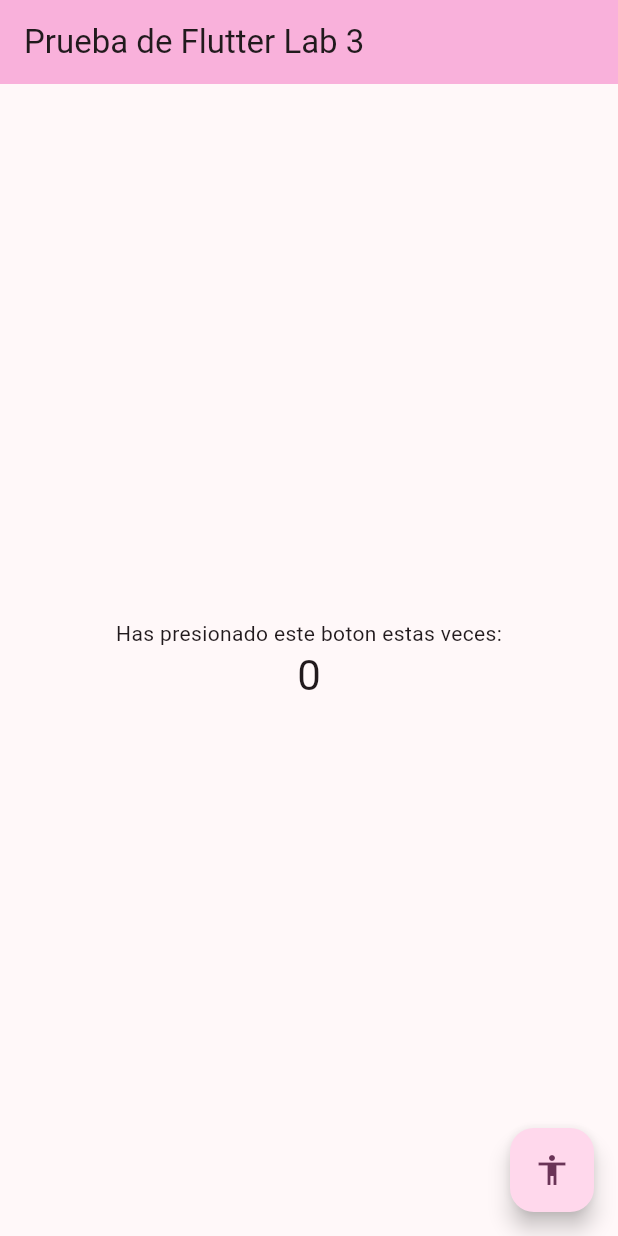
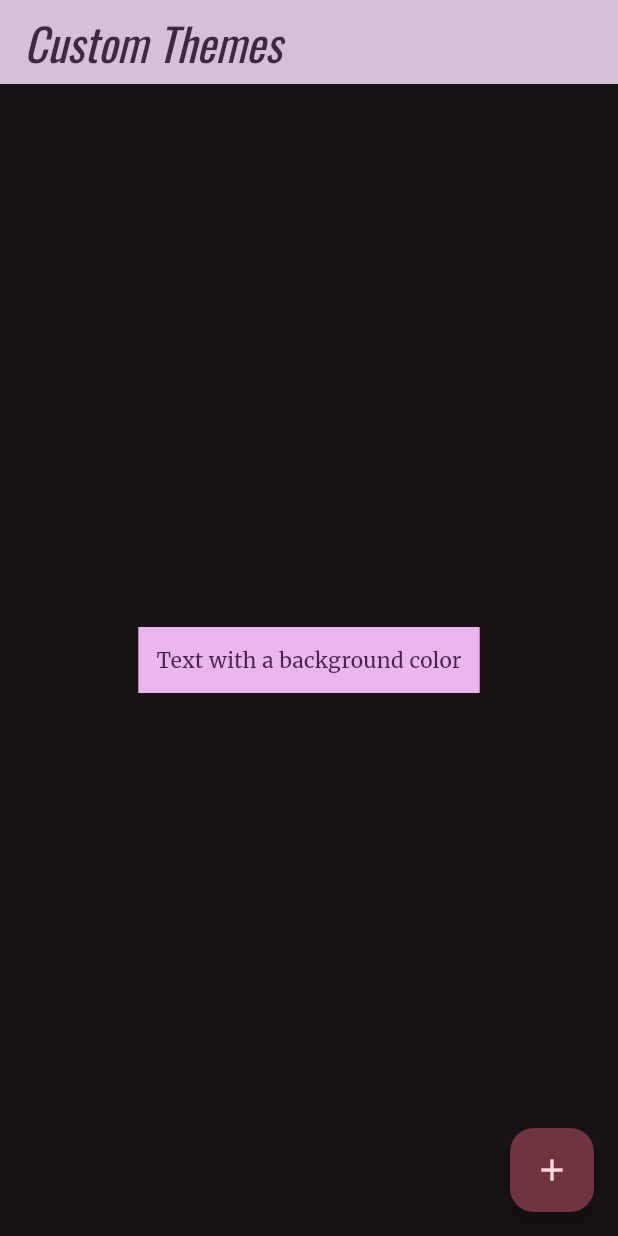
Before and after one commit to MjesusD/3479A321_2022479008, a Flutter app: the screen it shows after launch, on a phone screen of 412 x 824 dp. Run offline on Flutter 3.47's test engine with Material 3 defaults, Android fonts, the light colour scheme and no system bars; our stand-ins replace google_fonts, logger.

Commit message:
Lab4 - Cambios: Logger, MyHomePage y pruebas con nuevos iconos/temas

```diff
--- a/lib/main.dart
+++ b/lib/main.dart
@@ -1,122 +1,43 @@
 import 'package:flutter/material.dart';
+import 'package:google_fonts/google_fonts.dart';
+import 'package:logger/logger.dart';
+import 'package:aplicacion_3479a321lab3/pages/home_page.dart';
 
 void main() {
-  runApp(const MyApp());
+  runApp(MyApp());
 }
 
 class MyApp extends StatelessWidget {
-  const MyApp({super.key});
+  MyApp({super.key});
 
-  // This widget is the root of your application.
+  final logger = Logger();
+
   @override
   Widget build(BuildContext context) {
+    logger.i('Logger is working!');
+    const appName = 'Custom Themes';
+
     return MaterialApp(
-      title: 'Laboratorio 3',
+      title: appName,
       theme: ThemeData(
-        // This is the theme of your application.
-        //
-        // TRY THIS: Try running your application with "flutter run". You'll see
-        // the application has a purple toolbar. Then, without quitting the app,
-        // try changing the seedColor in the colorScheme below to Colors.green
-        // and then invoke "hot reload" (save your changes or press the "hot
-        // reload" button in a Flutter-supported IDE, or press "r" if you used
-        // the command line to start the app).
-        //
-        // Notice that the counter didn't reset back to zero; the application
-        // state is not lost during the reload. To reset the state, use hot
-        // restart instead.
-        //
-        // This works for code too, not just values: Most code changes can be
-        // tested with just a hot reload.
-        colorScheme: ColorScheme.fromSeed(seedColor: const Color.fromARGB(255, 248, 19, 198)),
+        colorScheme: ColorScheme.fromSeed(
+          seedColor: Colors.purple,
+          brightness: Brightness.dark,
+        ),
+        textTheme: TextTheme(
+          displayLarge: const TextStyle(
+            fontSize: 72,
+            fontWeight: FontWeight.bold,
+          ),
+          titleLarge: GoogleFonts.oswald(
+            fontSize: 30,
+            fontStyle: FontStyle.italic,
+          ),
+          bodyMedium: GoogleFonts.merriweather(),
+          displaySmall: GoogleFonts.pacifico(),
+        ),
       ),
-      home: const MyHomePage(title: 'Prueba de Flutter Lab 3'),
+      home: MyHomePage(title: appName),
     );
   }
 }
-
-class MyHomePage extends StatefulWidget {
-  const MyHomePage({super.key, required this.title});
-
-  // This widget is the home page of your application. It is stateful, meaning
-  // that it has a State object (defined below) that contains fields that affect
-  // how it looks.
-
-  // This class is the configuration for the state. It holds the values (in this
-  // case the title) provided by the parent (in this case the App widget) and
-  // used by the build method of the State. Fields in a Widget subclass are
-  // always marked "final".
-
-  final String title;
-
-  @override
-  State<MyHomePage> createState() => _MyHomePageState();
-}
-
-class _MyHomePageState extends State<MyHomePage> {
-  int _counter = 0;
-
-  void _incrementCounter() {
-    setState(() {
-      // This call to setState tells the Flutter framework that something has
-      // changed in this State, which causes it to rerun the build method below
-      // so that the display can reflect the updated values. If we changed
-      // _counter without calling setState(), then the build method would not be
-      // called again, and so nothing would appear to happen.
-      _counter++;
-    });
-  }
-
-  @override
-  Widget build(BuildContext context) {
-    // This method is rerun every time setState is called, for instance as done
-    // by the _incrementCounter method above.
-    //
-    // The Flutter framework has been optimized to make rerunning build methods
-    // fast, so that you can just rebuild anything that needs updating rather
-    // than having to individually change instances of widgets.
-    return Scaffold(
-      appBar: AppBar(
-        // TRY THIS: Try changing the color here to a specific color (to
-        // Colors.amber, perhaps?) and trigger a hot reload to see the AppBar
-        // change color while the other colors stay the same.
-        backgroundColor: Theme.of(context).colorScheme.inversePrimary,
-        // Here we take the value from the MyHomePage object that was created by
-        // the App.build method, and use it to set our appbar title.
-        title: Text(widget.title),
-      ),
-      body: Center(
-        // Center is a layout widget. It takes a single child and positions it
-        // in the middle of the parent.
-        child: Column(
-          // Column is also a layout widget. It takes a list of children and
-          // arranges them vertically. By default, it sizes itself to fit its
-          // children horizontally, and tries to be as tall as its parent.
-          //
-          // Column has various properties to control how it sizes itself and
-          // how it positions its children. Here we use mainAxisAlignment to
-          // center the children vertically; the main axis here is the vertical
-          // axis because Columns are vertical (the cross axis would be
-          // horizontal).
-          //
-          // TRY THIS: Invoke "debug painting" (choose the "Toggle Debug Paint"
-          // action in the IDE, or press "p" in the console), to see the
-          // wireframe for each widget.
-          mainAxisAlignment: MainAxisAlignment.center,
-          children: <Widget>[
-            const Text('Has presionado este boton estas veces:'),
-            Text(
-              '$_counter',
-              style: Theme.of(context).textTheme.headlineMedium,
-            ),
-          ],
-        ),
-      ),
-      floatingActionButton: FloatingActionButton(
-        onPressed: _incrementCounter,
-        tooltip: 'Increment',
-        child: const Icon(Icons.accessibility),
-      ), // This trailing comma makes auto-formatting nicer for build methods.
-    );
-  }
-}
--- /dev/null
+++ b/lib/pages/home_page.dart
@@ -0,0 +1,49 @@
+import 'package:flutter/material.dart';
+import 'package:logger/logger.dart';
+
+class MyHomePage extends StatelessWidget {
+  final logger = Logger();
+  final String title;
+
+  MyHomePage({super.key, required this.title});
+
+  @override
+  Widget build(BuildContext context) {
+    logger.i('Este es el widget MyHomePage');
+    return Scaffold(
+      appBar: AppBar(
+        title: Text(
+          title,
+          style: Theme.of(context).textTheme.titleLarge!.copyWith(
+            color: Theme.of(context).colorScheme.onSecondary,
+          ),
+        ),
+        backgroundColor: Theme.of(context).colorScheme.secondary,
+      ),
+      body: Center(
+        child: Container(
+          padding: const EdgeInsets.symmetric(horizontal: 12, vertical: 12),
+          color: Theme.of(context).colorScheme.primary,
+          child: Text(
+            'Text with a background color',
+            style: Theme.of(context).textTheme.bodyMedium!.copyWith(
+              color: Theme.of(context).colorScheme.onPrimary,
+            ),
+          ),
+        ),
+      ),
+      floatingActionButton: Theme(
+        data: Theme.of(context).copyWith(
+          colorScheme: ColorScheme.fromSeed(
+            seedColor: Colors.pink,
+            brightness: Brightness.dark,
+          ),
+        ),
+        child: FloatingActionButton(
+          onPressed: () {},
+          child: const Icon(Icons.add),
+        ),
+      ),
+    );
+  }
+}
```
Also changed, not shown: pubspec.yaml (+6 -3 lines), assets/icon1.svg (added), assets/icons/icon2.svg (added), assets/icons/star.svg (added), pubspec.lock, 2 other files.
